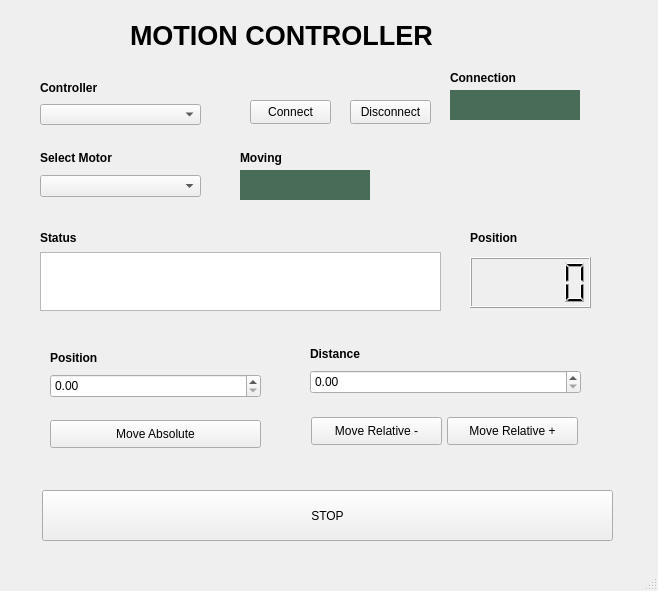
This is source/user_interfaces/main_window.ui in ingramoncruz/HAL_MotorController_Project as Qt 5 draws it before an edit. The edited form follows.
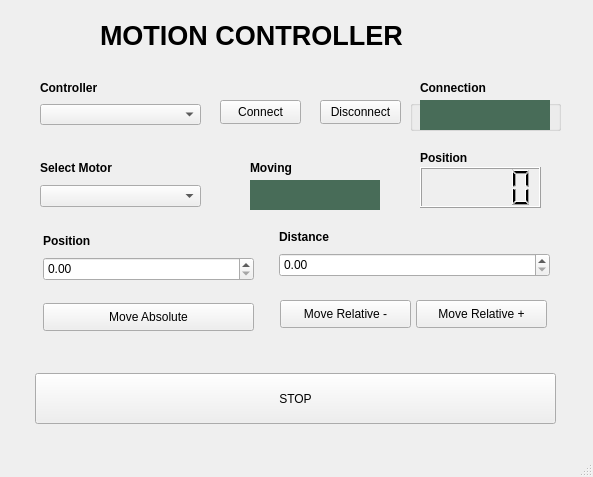
This is the edited form.

Patch:
```diff
--- a/source/user_interfaces/main_window.ui
+++ b/source/user_interfaces/main_window.ui
@@ -6,8 +6,8 @@
    <rect>
     <x>0</x>
     <y>0</y>
-    <width>658</width>
-    <height>591</height>
+    <width>593</width>
+    <height>477</height>
    </rect>
   </property>
   <property name="windowTitle">
@@ -17,9 +17,9 @@
    <widget class="QPushButton" name="Button_Stop">
     <property name="geometry">
      <rect>
-      <x>42</x>
-      <y>490</y>
-      <width>571</width>
+      <x>35</x>
+      <y>373</y>
+      <width>521</width>
       <height>51</height>
      </rect>
     </property>
@@ -30,7 +30,7 @@
    <widget class="QLabel" name="Title_UI">
     <property name="geometry">
      <rect>
-      <x>130</x>
+      <x>100</x>
       <y>20</y>
       <width>381</width>
       <height>31</height>
@@ -50,8 +50,8 @@
    <widget class="QLabel" name="Title_Moving">
     <property name="geometry">
      <rect>
-      <x>240</x>
-      <y>150</y>
+      <x>250</x>
+      <y>160</y>
       <width>64</width>
       <height>16</height>
      </rect>
@@ -104,7 +104,7 @@
    <widget class="QPushButton" name="Button_Disconnect">
     <property name="geometry">
      <rect>
-      <x>350</x>
+      <x>320</x>
       <y>100</y>
       <width>81</width>
       <height>24</height>
@@ -117,7 +117,7 @@
    <widget class="QPushButton" name="Button_Connect">
     <property name="geometry">
      <rect>
-      <x>250</x>
+      <x>220</x>
       <y>100</y>
       <width>81</width>
       <height>24</height>
@@ -130,8 +130,8 @@
    <widget class="QDoubleSpinBox" name="Input_Distance">
     <property name="geometry">
      <rect>
-      <x>310</x>
-      <y>370</y>
+      <x>279</x>
+      <y>253</y>
       <width>271</width>
       <height>24</height>
      </rect>
@@ -140,8 +140,8 @@
    <widget class="QLabel" name="Title_Distance">
     <property name="geometry">
      <rect>
-      <x>310</x>
-      <y>346</y>
+      <x>279</x>
+      <y>229</y>
       <width>56</width>
       <height>16</height>
      </rect>
@@ -159,8 +159,8 @@
    <widget class="QPushButton" name="Button_MoveAbsolute">
     <property name="geometry">
      <rect>
-      <x>50</x>
-      <y>420</y>
+      <x>43</x>
+      <y>303</y>
       <width>211</width>
       <height>28</height>
      </rect>
@@ -172,8 +172,8 @@
    <widget class="QDoubleSpinBox" name="Input_Position">
     <property name="geometry">
      <rect>
-      <x>50</x>
-      <y>374</y>
+      <x>43</x>
+      <y>257</y>
       <width>211</width>
       <height>24</height>
      </rect>
@@ -182,8 +182,8 @@
    <widget class="QLabel" name="Title_Position">
     <property name="geometry">
      <rect>
-      <x>50</x>
-      <y>350</y>
+      <x>43</x>
+      <y>233</y>
       <width>51</width>
       <height>16</height>
      </rect>
@@ -198,40 +198,11 @@
      <string>Position</string>
     </property>
    </widget>
-   <widget class="QTextBrowser" name="Input_Text">
-    <property name="geometry">
-     <rect>
-      <x>40</x>
-      <y>252</y>
-      <width>401</width>
-      <height>59</height>
-     </rect>
-    </property>
-   </widget>
-   <widget class="QLabel" name="Title_Status">
-    <property name="geometry">
-     <rect>
-      <x>40</x>
-      <y>230</y>
-      <width>43</width>
-      <height>16</height>
-     </rect>
-    </property>
-    <property name="font">
-     <font>
-      <weight>75</weight>
-      <bold>true</bold>
-     </font>
-    </property>
-    <property name="text">
-     <string>Status</string>
-    </property>
-   </widget>
    <widget class="QComboBox" name="Select_Motor">
     <property name="geometry">
      <rect>
       <x>40</x>
-      <y>175</y>
+      <y>185</y>
       <width>161</width>
       <height>22</height>
      </rect>
@@ -247,7 +218,7 @@
     <property name="geometry">
      <rect>
       <x>40</x>
-      <y>150</y>
+      <y>160</y>
       <width>83</width>
       <height>16</height>
      </rect>
@@ -265,10 +236,10 @@
    <widget class="QLCDNumber" name="Indicator_Position">
     <property name="geometry">
      <rect>
-      <x>470</x>
-      <y>257</y>
+      <x>420</x>
+      <y>167</y>
       <width>121</width>
-      <height>51</height>
+      <height>41</height>
      </rect>
     </property>
     <property name="font">
@@ -281,8 +252,8 @@
    <widget class="QLabel" name="Title_IndicatorPosition">
     <property name="geometry">
      <rect>
-      <x>470</x>
-      <y>230</y>
+      <x>420</x>
+      <y>150</y>
       <width>51</width>
       <height>16</height>
      </rect>
@@ -300,8 +271,8 @@
    <widget class="QPushButton" name="Button_MoveRelativePositive">
     <property name="geometry">
      <rect>
-      <x>447</x>
-      <y>417</y>
+      <x>416</x>
+      <y>300</y>
       <width>131</width>
       <height>28</height>
      </rect>
@@ -313,8 +284,8 @@
    <widget class="QPushButton" name="Button_MoveRelativeNegative">
     <property name="geometry">
      <rect>
-      <x>311</x>
-      <y>417</y>
+      <x>280</x>
+      <y>300</y>
       <width>131</width>
       <height>28</height>
      </rect>
@@ -323,40 +294,11 @@
      <string>Move Relative -</string>
     </property>
    </widget>
-   <widget class="QRadioButton" name="Led_Connected">
-    <property name="geometry">
-     <rect>
-      <x>450</x>
-      <y>90</y>
-      <width>131</width>
-      <height>31</height>
-     </rect>
-    </property>
-    <property name="styleSheet">
-     <string notr="true">QRadioButton::indicator {
-width: 130px;
-height: 30px
-}
-
-QRadioButton::indicator::checked {
-background-color: #00ff00;
-}
-
-QRadioButton::indicator::unchecked {
-background-color: #486c58;
-}
-
-</string>
-    </property>
-    <property name="text">
-     <string/>
-    </property>
-   </widget>
    <widget class="QLabel" name="Title_Connection">
     <property name="geometry">
      <rect>
-      <x>450</x>
-      <y>70</y>
+      <x>420</x>
+      <y>80</y>
       <width>81</width>
       <height>16</height>
      </rect>
@@ -374,8 +316,8 @@
    <widget class="QRadioButton" name="Led_Moving">
     <property name="geometry">
      <rect>
-      <x>240</x>
-      <y>170</y>
+      <x>250</x>
+      <y>180</y>
       <width>131</width>
       <height>31</height>
      </rect>
@@ -400,6 +342,48 @@
      <string/>
     </property>
    </widget>
+   <widget class="QGroupBox" name="groupBox">
+    <property name="geometry">
+     <rect>
+      <x>410</x>
+      <y>100</y>
+      <width>151</width>
+      <height>31</height>
+     </rect>
+    </property>
+    <property name="title">
+     <string/>
+    </property>
+    <widget class="QRadioButton" name="Led_Connected">
+     <property name="geometry">
+      <rect>
+       <x>10</x>
+       <y>0</y>
+       <width>131</width>
+       <height>31</height>
+      </rect>
+     </property>
+     <property name="styleSheet">
+      <string notr="true">QRadioButton::indicator {
+width: 130px;
+height: 30px
+}
+
+QRadioButton::indicator::checked {
+background-color: #00ff00;
+}
+
+QRadioButton::indicator::unchecked {
+background-color: #486c58;
+}
+
+</string>
+     </property>
+     <property name="text">
+      <string/>
+     </property>
+    </widget>
+   </widget>
   </widget>
   <widget class="QMenuBar" name="menubar">
    <property name="geometry">
```
Left out of the diff: 3 changed lines with no effect on the pictures.
